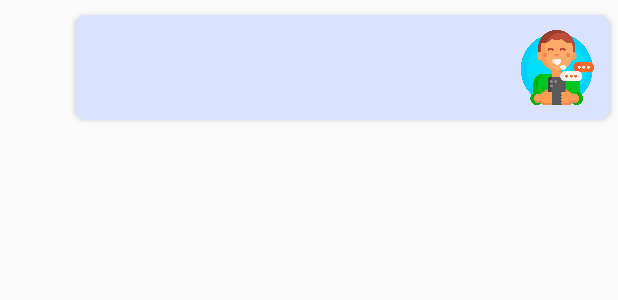
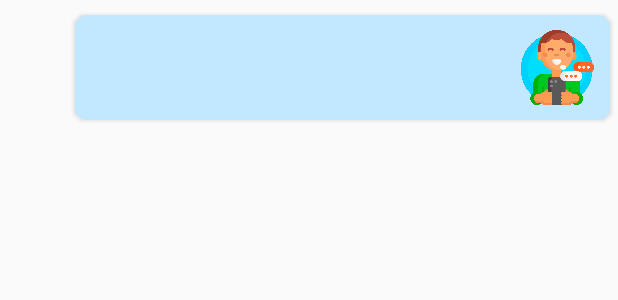
Before and after one commit to WaRRioR428/EnglishForBeginners, an Android app: the layout user_msg.xml on its own in the app's theme, with its tools: preview values and no code run, on a phone screen of 412 x 824 dp. Shown: the top 300 px of the screen. Run offline under Robolectric (Android 15) with nearby library versions, the phone set to English and light mode, and no system bars; network calls fail; Roboto replaces fonts that are not available here.

Commit message:
Исправление багов

```diff
--- a/app/src/main/java/com/example/englishforbeginners/TranscriptionGameActivity.java
+++ b/app/src/main/java/com/example/englishforbeginners/TranscriptionGameActivity.java
@@ -111,7 +111,7 @@ public class TranscriptionGameActivity extends AppCompatActivity {
         filter = (source, start, end, dEst, dStart, dEnd) -> {
             for (int i = start; i < end; i++) {
                 char ch = source.charAt(i);
-                if (!Character.isLetter(ch) || !Character.isLowerCase(ch)) {
+                if (!Character.isLetter(ch)) {
                     String newSource = source.toString();
                     newSource = newSource.substring(0, i) + newSource.substring(i + 1, end);
                     return newSource;
@@ -171,7 +171,7 @@ public class TranscriptionGameActivity extends AppCompatActivity {
 
         View.OnClickListener onClickButtonApply = v -> {
             hideKeyboard(context);
-            inputWord = input.getText().toString();
+            inputWord = input.getText().toString().toLowerCase();
             if (inputWord.equals(word.word().toLowerCase())) {
                 dlPath = "";
                 for (int i = 0; i < inputWord.length(); i++) {
--- a/app/src/main/res/layout/bot_msg.xml
+++ b/app/src/main/res/layout/bot_msg.xml
@@ -12,7 +12,7 @@
     android:layout_marginEnd="50dp"
     android:elevation="8dp"
     app:cardCornerRadius="8dp"
-    app:cardBackgroundColor="@color/material_dynamic_neutral80">
+    app:cardBackgroundColor="@color/botMessage">
 
     <LinearLayout
         android:layout_width="wrap_content"
--- a/app/src/main/res/layout/user_msg.xml
+++ b/app/src/main/res/layout/user_msg.xml
@@ -12,7 +12,7 @@
     android:layout_marginEnd="5dp"
     android:elevation="8dp"
     app:cardCornerRadius="8dp"
-    app:cardBackgroundColor="@color/material_dynamic_primary90">
+    app:cardBackgroundColor="@color/userMessage">
 
     <LinearLayout
         android:layout_width="wrap_content"
--- a/app/src/main/res/values/colors.xml
+++ b/app/src/main/res/values/colors.xml
@@ -2,6 +2,8 @@
 <resources>
     <color name="colorPrimary">#970035D4</color>
     <color name="colorPrimaryDark">#000000</color>
+    <color name="botMessage">#C5C7C9</color>
+    <color name="userMessage">#C1E8FF</color>
     <color name="colorAccent">#000000</color>
     <color name="colorButton">#7BEB3B</color>
     <color name="progressColor">#7BEB3B</color>
```
